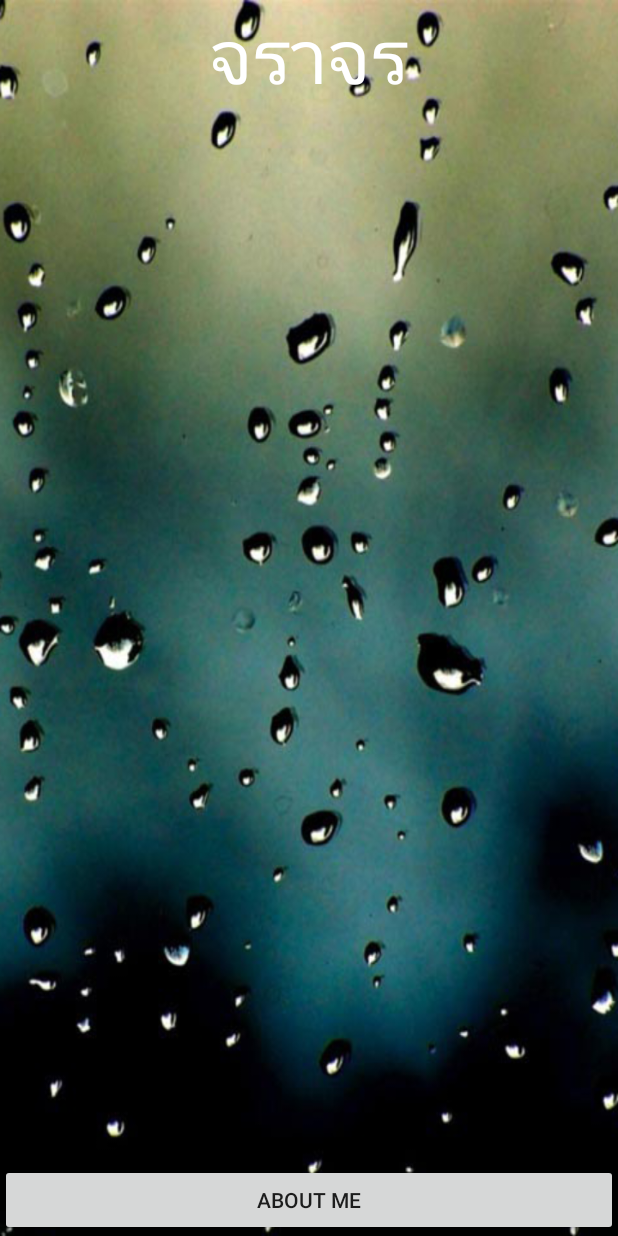
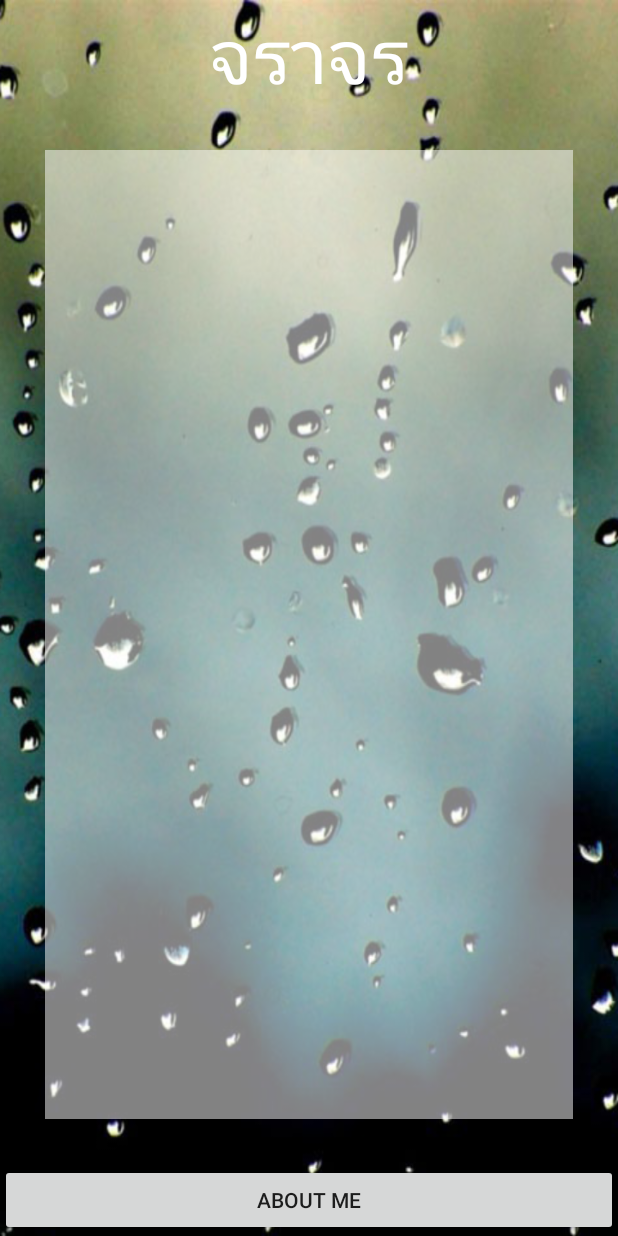
Before and after one commit to bannawich45/WORK-SHOP, an Android app: the screen it shows after launch (MainActivity), on a phone screen of 412 x 824 dp. Run offline under Robolectric (Android 15) with nearby library versions, the phone set to English and light mode, and no system bars.

Commit message:
Sound Effect Successful

```diff
--- a/app/src/main/java/butraffic/bannawich/butraffic/MainActivity.java
+++ b/app/src/main/java/butraffic/bannawich/butraffic/MainActivity.java
@@ -1,13 +1,55 @@
 package butraffic.bannawich.butraffic;
 
+import android.media.MediaPlayer;
 import android.support.v7.app.AppCompatActivity;
 import android.os.Bundle;
+import android.view.View;
+import android.widget.Button;
+import android.widget.ListView;
 
 public class MainActivity extends AppCompatActivity {
+
+    //Explicit
+    private ListView trafficListView;
+    private Button aboutMeButton;
+
+
+
+
 
     @Override
     protected void onCreate(Bundle savedInstanceState) {
         super.onCreate(savedInstanceState);
         setContentView(R.layout.activity_main);
+
+        //Bind Widget
+        bindWidget();
+
+        //Button Controller
+
+        buttonController();
+
+    } //Main Method
+
+    private void buttonController() {
+        aboutMeButton.setOnClickListener(new View.OnClickListener() {
+            @Override
+            public void onClick(View v) {
+
+                //Sound Effect
+                MediaPlayer buttonPlayer = MediaPlayer.create(getBaseContext(), R.raw.bird);
+                buttonPlayer.start();
+
+                //Intent to WebView
+
+
+
+            } //event
+        });
     }
-}
+
+    private void bindWidget() {
+        trafficListView = (ListView) findViewById(R.id.listView);
+        aboutMeButton = (Button) findViewById(R.id.button);
+    }
+} //Main Class
--- a/app/src/main/res/layout/activity_main.xml
+++ b/app/src/main/res/layout/activity_main.xml
@@ -25,7 +25,8 @@
             android:layout_width="match_parent"
             android:layout_height="match_parent"
             android:id="@+id/listView"
-            android:layout_margin="30dp" />
+            android:layout_margin="30dp"
+            android:background="#82ffffff" />
 
     </LinearLayout>
 
```
Also changed, not shown: 15 other files.
